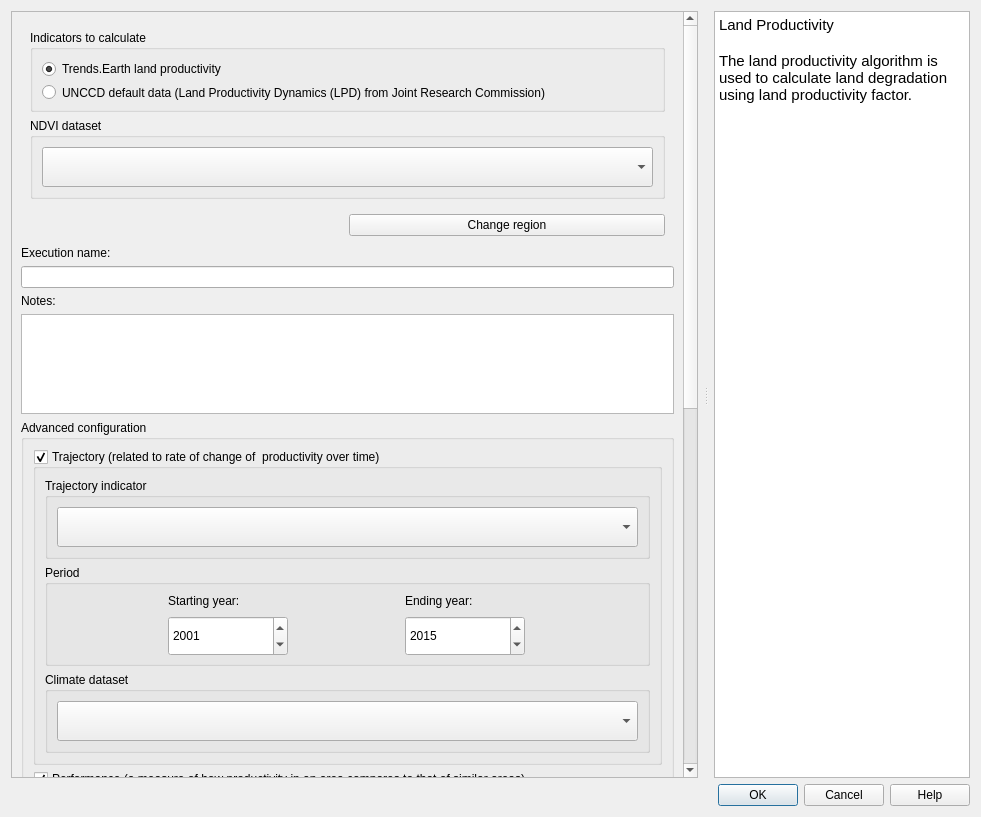
First picture: the form in LDMP/gui/DlgCalculateProd.ui, repository ConservationInternational/trends.earth, before the edit.
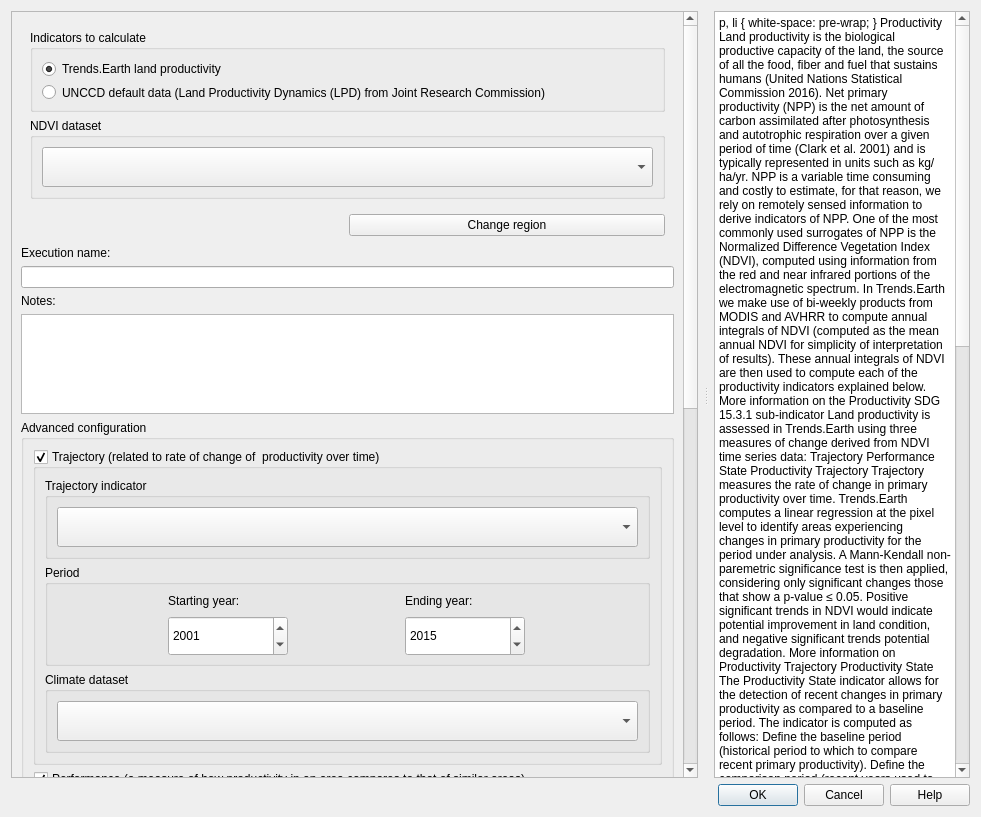
Second picture: the form after the edit. Custom widgets are drawn as their Qt base class.

Commit message: Add default help to algorithm execution dialogues (#481)

```diff
--- a/LDMP/gui/DlgCalculateProd.ui
+++ b/LDMP/gui/DlgCalculateProd.ui
@@ -981,9 +981,44 @@
 &lt;html&gt;&lt;head&gt;&lt;meta name=&quot;qrichtext&quot; content=&quot;1&quot; /&gt;&lt;style type=&quot;text/css&quot;&gt;
 p, li { white-space: pre-wrap; }
 &lt;/style&gt;&lt;/head&gt;&lt;body style=&quot; font-family:'Ubuntu'; font-size:11pt; font-weight:400; font-style:normal;&quot;&gt;
-&lt;p style=&quot; margin-top:0px; margin-bottom:0px; margin-left:0px; margin-right:0px; -qt-block-indent:0; text-indent:0px;&quot;&gt;Land Productivity&lt;/p&gt;
-&lt;p style=&quot;-qt-paragraph-type:empty; margin-top:0px; margin-bottom:0px; margin-left:0px; margin-right:0px; -qt-block-indent:0; text-indent:0px; font-weight:600;&quot;&gt;&lt;br /&gt;&lt;/p&gt;
-&lt;p style=&quot; margin-top:0px; margin-bottom:0px; margin-left:0px; margin-right:0px; -qt-block-indent:0; text-indent:0px;&quot;&gt;The land productivity algorithm is used to calculate land degradation using land productivity factor.&lt;/p&gt;&lt;/body&gt;&lt;/html&gt;</string>
+&lt;p style=&quot; margin-top:0px; margin-bottom:0px; margin-left:0px; margin-right:0px; -qt-block-indent:0; text-indent:0px;&quot;&gt;&lt;span style=&quot; font-size:large; font-weight:600;&quot;&gt;Productivity&lt;/span&gt;&lt;/p&gt;
+&lt;p style=&quot; margin-top:12px; margin-bottom:12px; margin-left:0px; margin-right:0px; -qt-block-indent:0; text-indent:0px;&quot;&gt;Land productivity is the biological productive capacity of the land, the source of all the food, fiber and fuel that sustains humans (United Nations Statistical Commission 2016). Net primary productivity (NPP) is the net amount of carbon assimilated after photosynthesis and autotrophic respiration over a given period of time (Clark et al. 2001) and is typically represented in units such as kg/ha/yr. NPP is a variable time consuming and costly to estimate, for that reason, we rely on remotely sensed information to derive indicators of NPP.&lt;/p&gt;
+&lt;p style=&quot;-qt-paragraph-type:empty; margin-top:12px; margin-bottom:12px; margin-left:0px; margin-right:0px; -qt-block-indent:0; text-indent:0px;&quot;&gt;&lt;br /&gt;&lt;/p&gt;
+&lt;p style=&quot; margin-top:12px; margin-bottom:12px; margin-left:0px; margin-right:0px; -qt-block-indent:0; text-indent:0px;&quot;&gt;One of the most commonly used surrogates of NPP is the Normalized Difference Vegetation Index (NDVI), computed using information from the red and near infrared portions of the electromagnetic spectrum. In Trends.Earth we make use of bi-weekly products from MODIS and AVHRR to compute annual integrals of NDVI (computed as the mean annual NDVI for simplicity of interpretation of results). These annual integrals of NDVI are then used to compute each of the productivity indicators explained below.&lt;/p&gt;
+&lt;p style=&quot;-qt-paragraph-type:empty; margin-top:12px; margin-bottom:12px; margin-left:0px; margin-right:0px; -qt-block-indent:0; text-indent:0px;&quot;&gt;&lt;br /&gt;&lt;/p&gt;
+&lt;p style=&quot; margin-top:12px; margin-bottom:12px; margin-left:0px; margin-right:0px; -qt-block-indent:0; text-indent:0px;&quot;&gt;&lt;a href=&quot;http://trends.earth/docs/en/background/understanding_indicators15.html#productivity&quot;&gt;&lt;span style=&quot; text-decoration: underline; color:#0000ff;&quot;&gt;More information on the Productivity SDG 15.3.1 sub-indicator&lt;/span&gt;&lt;/a&gt;&lt;/p&gt;
+&lt;p style=&quot;-qt-paragraph-type:empty; margin-top:12px; margin-bottom:12px; margin-left:0px; margin-right:0px; -qt-block-indent:0; text-indent:0px;&quot;&gt;&lt;br /&gt;&lt;/p&gt;
+&lt;p style=&quot; margin-top:12px; margin-bottom:12px; margin-left:0px; margin-right:0px; -qt-block-indent:0; text-indent:0px;&quot;&gt;Land productivity is assessed in Trends.Earth using three measures of change derived from NDVI time series data: &lt;/p&gt;
+&lt;ul style=&quot;margin-top: 0px; margin-bottom: 0px; margin-left: 0px; margin-right: 0px; -qt-list-indent: 1;&quot;&gt;&lt;li style=&quot; margin-top:12px; margin-bottom:0px; margin-left:0px; margin-right:0px; -qt-block-indent:0; text-indent:0px;&quot;&gt;Trajectory&lt;/li&gt;
+&lt;li style=&quot; margin-top:0px; margin-bottom:0px; margin-left:0px; margin-right:0px; -qt-block-indent:0; text-indent:0px;&quot;&gt;Performance&lt;/li&gt;
+&lt;li style=&quot; margin-top:0px; margin-bottom:12px; margin-left:0px; margin-right:0px; -qt-block-indent:0; text-indent:0px;&quot;&gt;State&lt;/li&gt;&lt;/ul&gt;
+&lt;p style=&quot;-qt-paragraph-type:empty; margin-top:0px; margin-bottom:12px; margin-left:0px; margin-right:0px; -qt-block-indent:0; text-indent:0px;&quot;&gt;&lt;br /&gt;&lt;/p&gt;
+&lt;p style=&quot; margin-top:0px; margin-bottom:12px; margin-left:0px; margin-right:0px; -qt-block-indent:0; text-indent:0px;&quot;&gt;&lt;span style=&quot; font-size:medium; font-weight:600;&quot;&gt;Productivity Trajectory&lt;/span&gt;&lt;/p&gt;
+&lt;p style=&quot; margin-top:12px; margin-bottom:12px; margin-left:0px; margin-right:0px; -qt-block-indent:0; text-indent:0px;&quot;&gt;Trajectory measures the rate of change in primary productivity over time. Trends.Earth computes a linear regression at the pixel level to identify areas experiencing changes in primary productivity for the period under analysis. A Mann-Kendall non-paremetric significance test is then applied, considering only significant changes those that show a p-value ≤ 0.05. Positive significant trends in NDVI would indicate potential improvement in land condition, and negative significant trends potential degradation.&lt;/p&gt;
+&lt;p style=&quot;-qt-paragraph-type:empty; margin-top:12px; margin-bottom:12px; margin-left:0px; margin-right:0px; -qt-block-indent:0; text-indent:0px;&quot;&gt;&lt;br /&gt;&lt;/p&gt;
+&lt;p style=&quot; margin-top:12px; margin-bottom:12px; margin-left:0px; margin-right:0px; -qt-block-indent:0; text-indent:0px;&quot;&gt;&lt;a href=&quot;http://trends.earth/docs/en/background/understanding_indicators15.html#productivity-trajectory&quot;&gt;&lt;span style=&quot; text-decoration: underline; color:#0000ff;&quot;&gt;More information on Productivity Trajectory&lt;/span&gt;&lt;/a&gt;&lt;/p&gt;
+&lt;p style=&quot;-qt-paragraph-type:empty; margin-top:12px; margin-bottom:12px; margin-left:0px; margin-right:0px; -qt-block-indent:0; text-indent:0px;&quot;&gt;&lt;br /&gt;&lt;/p&gt;
+&lt;p style=&quot; margin-top:12px; margin-bottom:12px; margin-left:0px; margin-right:0px; -qt-block-indent:0; text-indent:0px;&quot;&gt;&lt;span style=&quot; font-size:medium; font-weight:600;&quot;&gt;Productivity State&lt;/span&gt;&lt;/p&gt;
+&lt;p style=&quot; margin-top:12px; margin-bottom:12px; margin-left:0px; margin-right:0px; -qt-block-indent:0; text-indent:0px;&quot;&gt;The Productivity State indicator allows for the detection of recent changes in primary productivity as compared to a baseline period. The indicator is computed as follows:&lt;/p&gt;
+&lt;ol style=&quot;margin-top: 0px; margin-bottom: 0px; margin-left: 0px; margin-right: 0px; -qt-list-indent: 1;&quot;&gt;&lt;li style=&quot; margin-top:12px; margin-bottom:12px; margin-left:0px; margin-right:0px; -qt-block-indent:0; text-indent:0px;&quot;&gt;Define the baseline period (historical period to which to compare recent primary productivity).&lt;/li&gt;
+&lt;li style=&quot; margin-top:12px; margin-bottom:12px; margin-left:0px; margin-right:0px; -qt-block-indent:0; text-indent:0px;&quot;&gt;Define the comparison period (recent years used to compute comparison). It is recommended to use a 3-year to avoid annual fluctuations related to climate.&lt;/li&gt;
+&lt;li style=&quot; margin-top:12px; margin-bottom:12px; margin-left:0px; margin-right:0px; -qt-block-indent:0; text-indent:0px;&quot;&gt;For each pixel, use the annual integrals of NDVI for the baseline period to compute a frequency distribution. In case the baseline period missed some extreme values in NDVI, add 5% on both extremes of the distribution. That expanded frequency distribution curve is then used to define the cut-off values of the 10 percentile classes.&lt;/li&gt;
+&lt;li style=&quot; margin-top:12px; margin-bottom:12px; margin-left:0px; margin-right:0px; -qt-block-indent:0; text-indent:0px;&quot;&gt;Compute the mean NDVI for the baseline period, and determine the percentile class it belongs to. Assign to the mean NDVI for the baseline period the number corresponding to that percentile class. Possible values range from 1 (lowest class) to 10 (highest class).&lt;/li&gt;
+&lt;li style=&quot; margin-top:12px; margin-bottom:12px; margin-left:0px; margin-right:0px; -qt-block-indent:0; text-indent:0px;&quot;&gt;Compute the mean NDVI for the comparison period, and determine the percentile class it belongs to. Assign to the mean NDVI for the comparison period the number corresponding to that percentile class. Possible values range from 1 (lowest class) to 10 (highest class).&lt;/li&gt;
+&lt;li style=&quot; margin-top:12px; margin-bottom:12px; margin-left:0px; margin-right:0px; -qt-block-indent:0; text-indent:0px;&quot;&gt;Determine the difference in class number between the comparison and the baseline period (comparison minus baseline).&lt;/li&gt;
+&lt;li style=&quot; margin-top:12px; margin-bottom:12px; margin-left:0px; margin-right:0px; -qt-block-indent:0; text-indent:0px;&quot;&gt;If the difference in class between the baseline and the comparison period is ≤ 2, then that pixel could potentially be degraded. If the difference is ≥ 2, that pixel would indicate a recent improvement in terms of primary productivity. Pixels with small changes are considered stable.&lt;/li&gt;&lt;/ol&gt;
+&lt;p style=&quot;-qt-paragraph-type:empty; margin-top:12px; margin-bottom:12px; margin-left:0px; margin-right:0px; -qt-block-indent:0; text-indent:0px;&quot;&gt;&lt;br /&gt;&lt;/p&gt;
+&lt;p style=&quot; margin-top:12px; margin-bottom:12px; margin-left:0px; margin-right:0px; -qt-block-indent:0; text-indent:0px;&quot;&gt;&lt;a href=&quot;http://trends.earth/docs/en/background/understanding_indicators15.html#productivity-state&quot;&gt;&lt;span style=&quot; text-decoration: underline; color:#0000ff;&quot;&gt;More information on Productivity State&lt;/span&gt;&lt;/a&gt;&lt;/p&gt;
+&lt;p style=&quot;-qt-paragraph-type:empty; margin-top:0px; margin-bottom:0px; margin-left:0px; margin-right:0px; -qt-block-indent:0; text-indent:0px; text-decoration: underline; color:#0000ff;&quot;&gt;&lt;br /&gt;&lt;/p&gt;
+&lt;p style=&quot; margin-top:12px; margin-bottom:12px; margin-left:0px; margin-right:0px; -qt-block-indent:0; text-indent:0px;&quot;&gt;&lt;span style=&quot; font-size:medium; font-weight:600;&quot;&gt;Productivity Performance&lt;/span&gt;&lt;/p&gt;
+&lt;p style=&quot; margin-top:12px; margin-bottom:12px; margin-left:0px; margin-right:0px; -qt-block-indent:0; text-indent:0px;&quot;&gt;The Productivity Performance indicator measures local productivity relative to other similar vegetation types in similar land cover types or bioclimatic regions throughout the study area. Trends.Earth uses the unique combination of soil units (soil taxonomy units using USDA system provided by SoilGrids at 250m resolution) and land cover (full 37 land cover classes provided by ESA CCI at 300m resolution) to define this areas of analysis. The indicator is computed as follows:&lt;/p&gt;
+&lt;ol style=&quot;margin-top: 0px; margin-bottom: 0px; margin-left: 0px; margin-right: 0px; -qt-list-indent: 1;&quot;&gt;&lt;li style=&quot; margin-top:12px; margin-bottom:12px; margin-left:0px; margin-right:0px; -qt-block-indent:0; text-indent:0px;&quot;&gt;Define the analysis period, and use the time series of NDVI to compute mean the NDVI for each pixel.&lt;/li&gt;
+&lt;li style=&quot; margin-top:12px; margin-bottom:12px; margin-left:0px; margin-right:0px; -qt-block-indent:0; text-indent:0px;&quot;&gt;Define similar ecologically similar units as the unique intersection of land cover and soil type.&lt;/li&gt;
+&lt;li style=&quot; margin-top:12px; margin-bottom:12px; margin-left:0px; margin-right:0px; -qt-block-indent:0; text-indent:0px;&quot;&gt;For each unit, extract all the mean NDVI values computed in step 1, and create a frequency distribution. From this distribution determine the value which represents the 90th percentile (we don’t recommend using the absolute maximum NDVI value to avoid possible errors due to the presence of outliers). The value representing the 90th percentile will be considered the maximum productivity for that unit.&lt;/li&gt;
+&lt;li style=&quot; margin-top:12px; margin-bottom:12px; margin-left:0px; margin-right:0px; -qt-block-indent:0; text-indent:0px;&quot;&gt;Compute the ratio of mean NDVI and maximum productivity (in each case compare the mean observed value to the maximum for its corresponding unit).&lt;/li&gt;
+&lt;li style=&quot; margin-top:12px; margin-bottom:12px; margin-left:0px; margin-right:0px; -qt-block-indent:0; text-indent:0px;&quot;&gt;If observed mean NDVI is lower than 50% than the maximum productivity, that pixel is considered potentially degraded for this indicator.&lt;/li&gt;&lt;/ol&gt;
+&lt;p style=&quot;-qt-paragraph-type:empty; margin-top:12px; margin-bottom:12px; margin-left:0px; margin-right:0px; -qt-block-indent:0; text-indent:0px;&quot;&gt;&lt;br /&gt;&lt;/p&gt;
+&lt;p style=&quot; margin-top:12px; margin-bottom:12px; margin-left:0px; margin-right:0px; -qt-block-indent:0; text-indent:0px;&quot;&gt;&lt;a href=&quot;http://trends.earth/docs/en/background/understanding_indicators15.html#productivity-performance&quot;&gt;&lt;span style=&quot; text-decoration: underline; color:#0000ff;&quot;&gt;More information on Productivity Performance&lt;/span&gt;&lt;/a&gt;&lt;/p&gt;&lt;/body&gt;&lt;/html&gt;</string>
       </property>
       <property name="openExternalLinks">
        <bool>true</bool>
```
Left out of the diff: 4 changed lines with no effect on the pictures. The commit also changes 6 other files.
